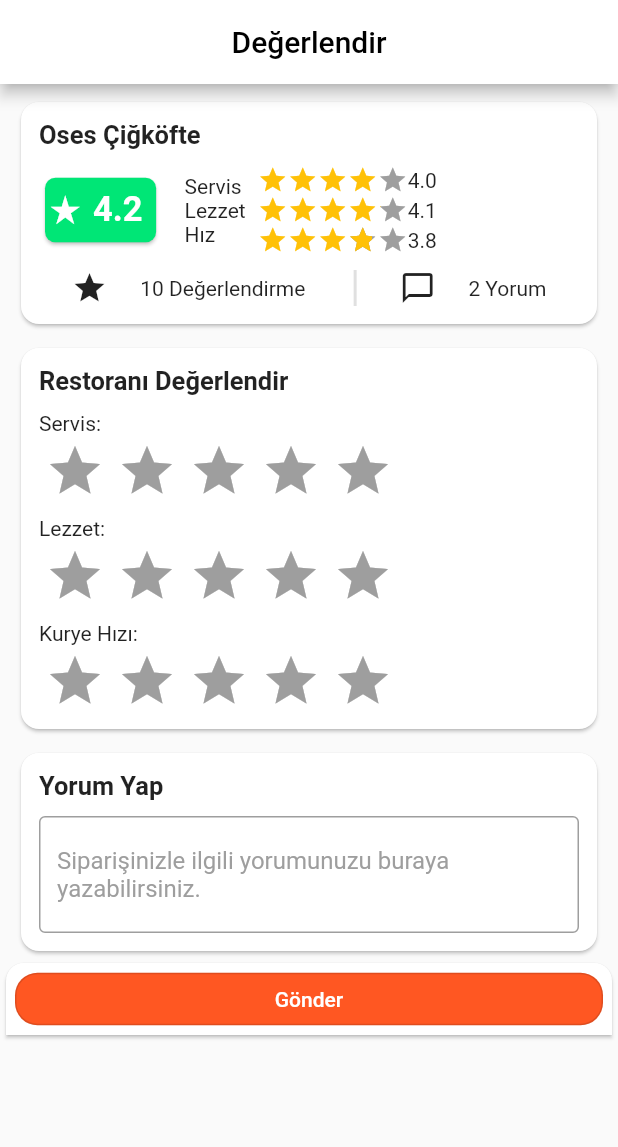
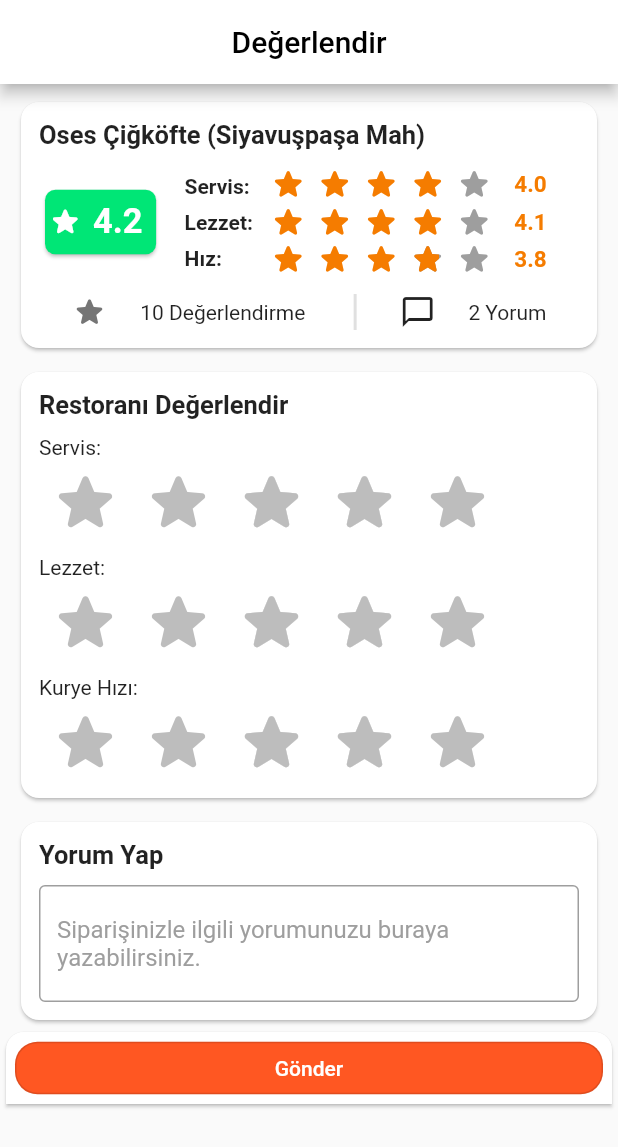
Before and after one commit to KutayYASAR/ase_food_delivery, a Flutter app: the OrderRating screen opened directly, on a phone screen of 412 x 824 dp. Shown: the top 1147 px of the screen. Run offline on Flutter 3.47's test engine with Material 2 defaults, Android fonts, the phone set to English and light mode, and no system bars; drawn by our look-alikes of flutter_rating_bar; network calls fail.

Commit message:
Order Rating Page design changes.

```diff
--- a/lib/order_rating_page.dart
+++ b/lib/order_rating_page.dart
@@ -2,7 +2,7 @@ import 'package:flutter/material.dart';
 import 'package:flutter_rating_bar/flutter_rating_bar.dart';
 
 var restaurantCardData = [
-  'Oses Çiğköfte',
+  'Oses Çiğköfte (Siyavuşpaşa Mah)',
   '4.2',
   '4.0',  //Servis
   '4.1',  //Lezzet
@@ -147,11 +147,43 @@ class _OrderRating extends State<OrderRating> {
                         direction: Axis.horizontal,
                         allowHalfRating: false,
                         itemCount: 5,
-                        itemPadding: EdgeInsets.symmetric(horizontal: 4.0),
-                        itemBuilder: (context, _) => Icon(
-                         Icons.star,
-                         color: Colors.amber,
-                        ),
+                        itemSize: 50,
+                        unratedColor: Colors.grey[400],
+                        itemPadding: EdgeInsets.symmetric(horizontal: 6.0),
+                        itemBuilder: (context, index) {
+                          switch (index) {
+                            case 0:
+                              return Icon(
+                              Icons.star_rounded,
+                              color: Colors.red,
+                              );
+                            case 1:
+                              return Icon(
+                              Icons.star_rounded,
+                              color: Colors.redAccent,
+                              );
+                            case 2:
+                              return Icon(
+                              Icons.star_rounded,
+                              color: Colors.amber,
+                              );
+                            case 3:
+                              return Icon(
+                              Icons.star_rounded,
+                              color: Colors.lightGreen,
+                              );
+                            case 4:
+                              return Icon(
+                              Icons.star_rounded,
+                              color: Colors.green,
+                              );
+                            default:
+                              return Icon(
+                              Icons.star_rounded,
+                              color: Colors.orangeAccent,
+                              );
+                          }
+                        },
                         onRatingUpdate: (ratingService) {
                           print(ratingService);
                         },
@@ -174,11 +206,43 @@ class _OrderRating extends State<OrderRating> {
                         direction: Axis.horizontal,
                         allowHalfRating: false,
                         itemCount: 5,
-                        itemPadding: EdgeInsets.symmetric(horizontal: 4.0),
-                        itemBuilder: (context, _) => Icon(
-                         Icons.star,
-                         color: Colors.amber,
-                        ),
+                        itemSize: 50,
+                        unratedColor: Colors.grey[400],
+                        itemPadding: EdgeInsets.symmetric(horizontal: 6.0),
+                        itemBuilder: (context, index) {
+                          switch (index) {
+                            case 0:
+                              return Icon(
+                              Icons.star_rounded,
+                              color: Colors.red,
+                              );
+                            case 1:
+                              return Icon(
+                              Icons.star_rounded,
+                              color: Colors.redAccent,
+                              );
+                            case 2:
+                              return Icon(
+                              Icons.star_rounded,
+                              color: Colors.amber,
+                              );
+                            case 3:
+                              return Icon(
+                              Icons.star_rounded,
+                              color: Colors.lightGreen,
+                              );
+                            case 4:
+                              return Icon(
+                              Icons.star_rounded,
+                              color: Colors.green,
+                              );
+                            default:
+                              return Icon(
+                              Icons.star_rounded,
+                              color: Colors.orangeAccent,
+                              );
+                          }
+                        },
                         onRatingUpdate: (ratingTaste) {
                           print(ratingTaste);
                         },
@@ -201,11 +265,43 @@ class _OrderRating extends State<OrderRating> {
                         direction: Axis.horizontal,
                         allowHalfRating: false,
                         itemCount: 5,
-                        itemPadding: EdgeInsets.symmetric(horizontal: 4.0),
-                        itemBuilder: (context, _) => Icon(
-                         Icons.star,
-                         color: Colors.amber,
-                        ),
+                        itemSize: 50,
+                        unratedColor: Colors.grey[400],
+                        itemPadding: EdgeInsets.symmetric(horizontal: 6.0),
+                        itemBuilder: (context, index) {
+                          switch (index) {
+                            case 0:
+                              return Icon(
+                              Icons.star_rounded,
+                              color: Colors.red,
+                              );
+                            case 1:
+                              return Icon(
+                              Icons.star_rounded,
+                              color: Colors.redAccent,
+                              );
+                            case 2:
+                              return Icon(
+                              Icons.star_rounded,
+                              color: Colors.amber,
+                              );
+                            case 3:
+                              return Icon(
+                              Icons.star_rounded,
+                              color: Colors.lightGreen,
+                              );
+                            case 4:
+                              return Icon(
+                              Icons.star_rounded,
+                              color: Colors.green,
+                              );
+                            default:
+                              return Icon(
+                              Icons.star_rounded,
+                              color: Colors.orangeAccent,
+                              );
+                          }
+                        },
                         onRatingUpdate: (ratingSpeed) {
                           print(ratingSpeed);
                         },
@@ -248,7 +344,7 @@ class _OrderRating extends State<OrderRating> {
                           child: Row(
                             children: [
                             Icon(
-                              Icons.star_rate,
+                              Icons.star_rounded,
                               size: 23,
                               color: Colors.white,
                             ),
@@ -271,17 +367,26 @@ class _OrderRating extends State<OrderRating> {
                           children: [
                             Row(
                               children: [
-                                Text('Servis'),
+                                Text('Servis:',
+                                style: TextStyle(fontWeight: FontWeight.w600),
+                                ),
                             ],
+                            ),
+                            Padding(
+                              padding: const EdgeInsets.only(top: 8, bottom: 8),
+                              child: Row(
+                                children: [
+                                  Text('Lezzet:',
+                                style: TextStyle(fontWeight: FontWeight.w600),
+                                ),
+                              ],
+                              ),
                             ),
                             Row(
                               children: [
-                                Text('Lezzet'),
-                            ],
-                            ),
-                            Row(
-                              children: [
-                                Text('Hız'),
+                                Text('Hız:',
+                                style: TextStyle(fontWeight: FontWeight.w600),
+                                ),
                             ],
                             ),
                           ],
@@ -295,13 +400,14 @@ class _OrderRating extends State<OrderRating> {
                                 RatingBarIndicator(
                                 rating: serviceValue,
                                 itemBuilder: (context, index) => Icon(
-                                     Icons.star,
-                                     color: Colors.amber,
+                                     Icons.star_rounded,
+                                     color: Colors.orange[700],
                                 ),
                                 itemCount: 5,
-                                itemSize: 20.0,
+                                itemSize: 25.0,
+                                itemPadding: EdgeInsets.symmetric(horizontal: 3.0),
                                 ),
-                                Text(service),
+                                Text('   $service', style: TextStyle(color: Colors.orange[700], fontWeight: FontWeight.bold, fontSize: 15),),
                               ],
                             ),
                             Row(
@@ -309,13 +415,14 @@ class _OrderRating extends State<OrderRating> {
                                 RatingBarIndicator(
                                 rating: tasteValue,
                                 itemBuilder: (context, index) => Icon(
-                                     Icons.star,
-                                     color: Colors.amber,
+                                     Icons.star_rounded,
+                                     color: Colors.orange[700],
                                 ),
                                 itemCount: 5,
-                                itemSize: 20.0,
+                                itemSize: 25.0,
+                                itemPadding: EdgeInsets.symmetric(horizontal: 3.0),
                                 ),
-                                Text(taste),
+                                Text('   $taste', style: TextStyle(color: Colors.orange[700], fontWeight: FontWeight.bold, fontSize: 15),),
                               ],
                             ),
                             Row(
@@ -323,13 +430,14 @@ class _OrderRating extends State<OrderRating> {
                                 RatingBarIndicator(
                                 rating: speedValue,
                                 itemBuilder: (context, index) => Icon(
-                                     Icons.star,
-                                     color: Colors.amber,
+                                     Icons.star_rounded,
+                                     color: Colors.orange[700],
                                 ),
                                 itemCount: 5,
-                                itemSize: 20.0,
+                                itemSize: 25.0,
+                                itemPadding: EdgeInsets.symmetric(horizontal: 3.0),
                                 ),
-                                Text(speed),
+                                Text('   $speed', style: TextStyle(color: Colors.orange[700], fontWeight: FontWeight.bold, fontSize: 15),),
                               ],
                             )
                           ],
@@ -342,7 +450,7 @@ class _OrderRating extends State<OrderRating> {
                     mainAxisAlignment:
                       MainAxisAlignment.spaceEvenly,
                     children: [
-                      Icon(Icons.star,),
+                      Icon(Icons.star_rounded, color: Colors.grey.shade600,),
                       Text('$evaluation Değerlendirme '),
                       VerticalDivider(
                         thickness: 2,
```
